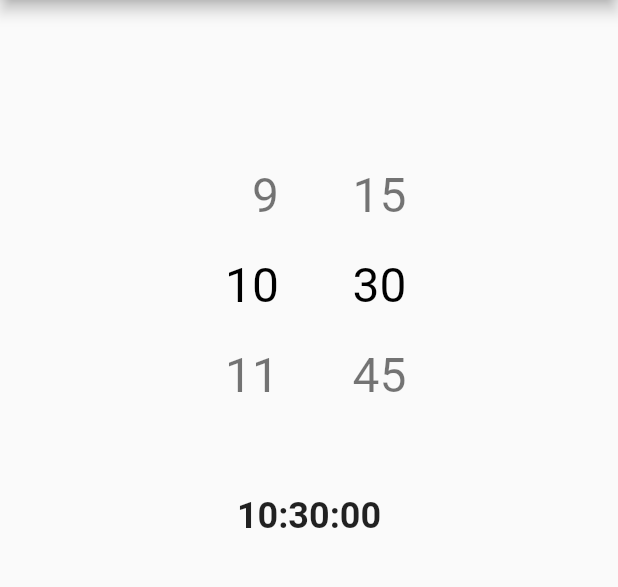
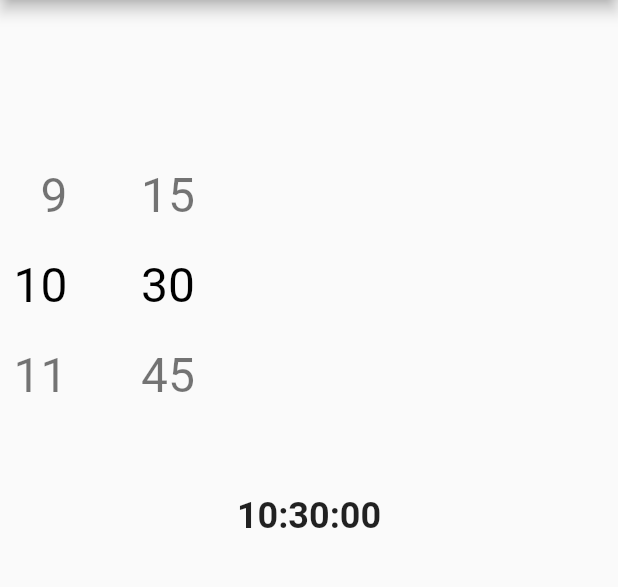
Before and after one commit to icemanbsi/flutter_time_picker_spinner, a Flutter app: the screen it shows after launch, on a phone screen of 412 x 824 dp, the part 84-671 px from its top. Run offline on Flutter 3.47's test engine with Material 2 defaults, Android fonts, the phone set to English and light mode, and no system bars.

```diff
--- a/example/lib/main.dart
+++ b/example/lib/main.dart
@@ -62,6 +62,7 @@ class _MyHomePageState extends State<MyHomePage> {
         child: new Column(
           children: <Widget>[
 //            hourMinute12H(),
+
             hourMinute15Interval(),
 //            hourMinuteSecond(),
 //            hourMinute12HCustomStyle(),
--- a/lib/flutter_time_picker_spinner.dart
+++ b/lib/flutter_time_picker_spinner.dart
@@ -79,6 +79,7 @@ class TimePickerSpinner extends StatefulWidget {
   final double? spacing;
   final bool isForce2Digits;
   final TimePickerCallback? onTimeChange;
+  final Locale? locale;
 
   TimePickerSpinner(
       {Key? key,
@@ -94,6 +95,7 @@ class TimePickerSpinner extends StatefulWidget {
       this.alignment,
       this.spacing,
       this.isForce2Digits = false,
+        this.locale = const Locale('en',''),
       this.onTimeChange})
       : super(key: key);
 
@@ -293,7 +295,7 @@ class _TimePickerSpinnerState extends State<TimePickerSpinner> {
 
     return Row(
       crossAxisAlignment: CrossAxisAlignment.center,
-      mainAxisAlignment: MainAxisAlignment.center,
+      mainAxisAlignment: widget.locale!.languageCode =="ar"? MainAxisAlignment.end : MainAxisAlignment.start,
       children: contents,
     );
   }
@@ -370,7 +372,7 @@ class _TimePickerSpinnerState extends State<TimePickerSpinner> {
             height: _getItemHeight(),
             alignment: _getAlignment(),
             child: Text(
-              text,
+              checkLocalOfNumber(text),
               style: selectedIndex == index
                   ? _getHighlightedTextStyle()
                   : _getNormalTextStyle(),
@@ -397,6 +399,7 @@ class _TimePickerSpinnerState extends State<TimePickerSpinner> {
     );
   }
 
+
   Widget apSpinner() {
     Widget _spinner = NotificationListener<ScrollNotification>(
       onNotification: (scrollNotification) {
@@ -419,7 +422,14 @@ class _TimePickerSpinnerState extends State<TimePickerSpinner> {
       },
       child: ListView.builder(
         itemBuilder: (context, index) {
-          String text = index == 1 ? 'AM' : (index == 2 ? 'PM' : '');
+          late String text;
+          if(widget.locale!.languageCode=="ar"){
+             text = index == 1 ? 'ص' : (index == 2 ? 'م' : '');
+
+          }else{
+             text = index == 1 ? 'AM' : (index == 2 ? 'PM' : '');
+
+          }
           return Container(
             height: _getItemHeight(),
             alignment: Alignment.center,
@@ -447,4 +457,19 @@ class _TimePickerSpinnerState extends State<TimePickerSpinner> {
       ],
     );
   }
+
+
+  /// to check number language
+  String checkLocalOfNumber(String input) {
+    const english = ['0', '1', '2', '3', '4', '5', '6', '7', '8', '9'];
+    const farsi = ['۰', '۱', '۲', '۳', '٤', '٥', '٦', '۷', '۸', '۹'];
+
+    if(widget.locale!.languageCode == "ar") {
+      for (int i = 0; i < english.length; i++) {
+        input = input.replaceAll(english[i], farsi[i]);
+      }
+    }
+
+    return input;
+  }
 }
```
Also changed, not shown: pubspec.lock, 1 other file.
